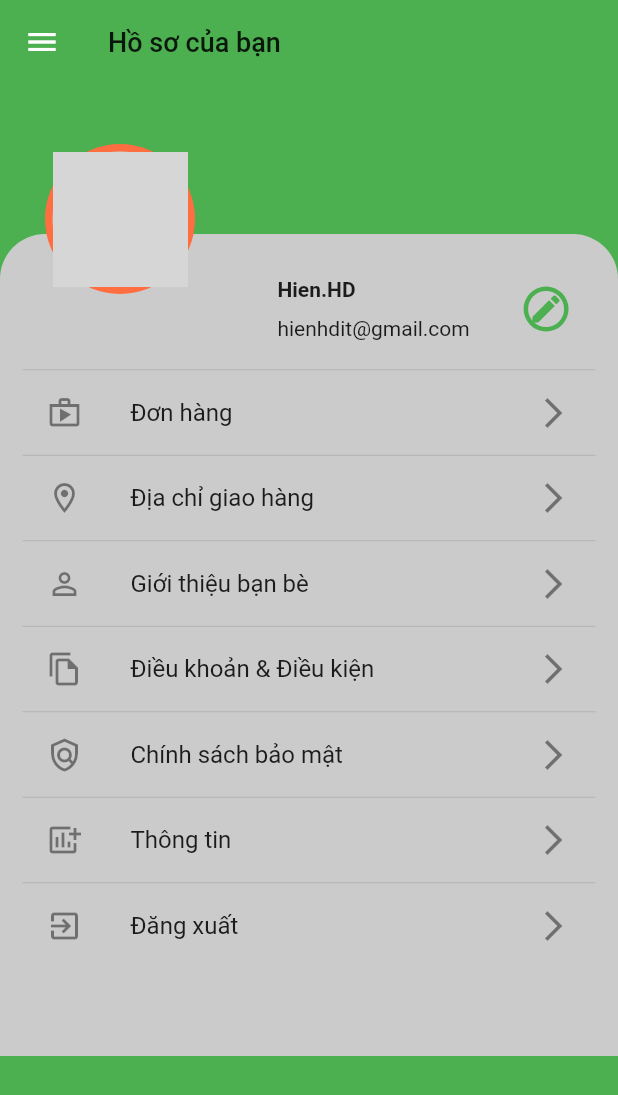
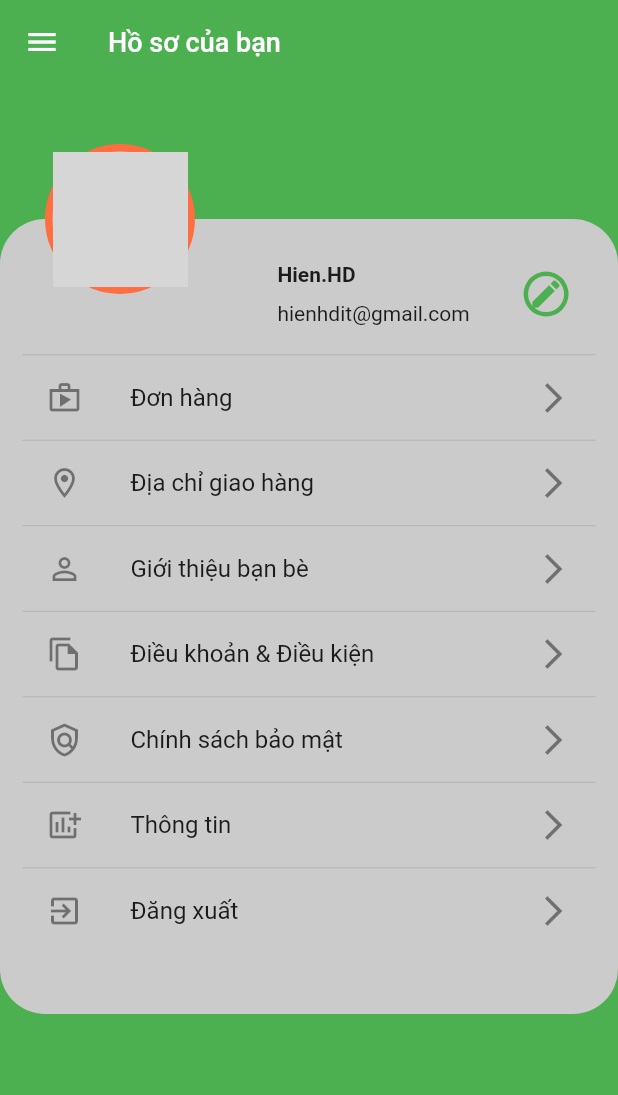
Before and after one commit to tphongj4/Flutter-App, a Flutter app: the MyProfile screen opened directly, in the side drawer, after a tap on "Hồ sơ của bạn", on a phone screen of 412 x 824 dp. Shown: the top 1095 px of the screen. Run offline on Flutter 3.47's test engine with Material 2 defaults, Android fonts, the phone set to English and light mode, and no system bars; our stand-ins replace firebase_auth, firebase_core, flutter_signin_button, google_sign_in; accounts and stored records are empty; network calls fail; grey boxes are pictures that could not be loaded.

Commit message:
Modifier Main and Searh Page - Hien.HD

```diff
--- a/lib/screens_app/home_page/drawer_side.dart
+++ b/lib/screens_app/home_page/drawer_side.dart
@@ -23,7 +23,7 @@ class DrawerSide extends StatelessWidget {
     return Drawer(
       child: Container(
         width: 100,
-        color: Colors.green,
+        color: scaffoldBackgroundColor,
         child: ListView(
           children: [
             DrawerHeader(
@@ -33,9 +33,9 @@ class DrawerSide extends StatelessWidget {
                   children: [
                     CircleAvatar(
                       radius: 43,
-                      backgroundColor: Colors.white54,
+                      backgroundColor: Colors.green,
                       child: CircleAvatar(
-                        backgroundColor: Colors.green,
+                        backgroundColor: Colors.white,
                         backgroundImage: NetworkImage(
                           "https://encrypted-tbn0.gstatic.com/images?q=tbn:ANd9GcSy7nFdX1g_CVR4WyP5LgKOGytP0J8PE53_RQ&usqp=CAU",
                         ),
@@ -49,9 +49,9 @@ class DrawerSide extends StatelessWidget {
                       crossAxisAlignment: CrossAxisAlignment.start,
                       mainAxisAlignment: MainAxisAlignment.center,
                       children: [
-                        Text("Welcome Admin", style: TextStyle(color: Colors.white),),
+                        Text("Welcome Admin", style: TextStyle(color: Colors.red),),
                         Text(
-                          "admin@gmail.com",style: TextStyle(color: Colors.white)
+                          "admin@gmail.com",style: TextStyle(color: Colors.green)
                         ),
                       ],
                     )
@@ -98,7 +98,7 @@ class DrawerSide extends StatelessWidget {
                   ),
                   Row(
                     children: [
-                      Text("Gọi:"),
+                      Text("Gọi: "),
                       SizedBox(
                         width: 10,
                       ),
--- a/lib/screens_app/main_profile/my_profile.dart
+++ b/lib/screens_app/main_profile/my_profile.dart
@@ -28,7 +28,7 @@ class MyProfile extends StatelessWidget {
         elevation: 0.0,
         title: Text(
           "Hồ sơ của bạn",
-          style: TextStyle(fontSize: 18, color: textColor),
+          style: TextStyle(fontSize: 18, color: Colors.white),
         ),
         backgroundColor: Colors.green,
       ),
@@ -38,18 +38,21 @@ class MyProfile extends StatelessWidget {
           Column(
             children: [
               Container(
-                height: 100,
+                height: 90,
                 color: Colors.green,
               ),
               Container(
-                height: 548,
+                height: 530,
                 width: double.infinity,
-                padding: EdgeInsets.symmetric(horizontal: 15, vertical: 10),
+                padding: EdgeInsets.symmetric(horizontal: 15, vertical: 10,),
                 decoration: BoxDecoration(
                   color: scaffoldBackgroundColor,
                   borderRadius: BorderRadius.only(
                       topLeft: Radius.circular(30),
-                      topRight: Radius.circular(30)),
+                      topRight: Radius.circular(30),
+                      bottomLeft: Radius.circular(30.0),
+                      bottomRight: Radius.circular(30.0),
+                  ),
                 ),
                 child: ListView(
                   children: [
--- a/lib/screens_app/product_overview/product_overview.dart
+++ b/lib/screens_app/product_overview/product_overview.dart
@@ -62,7 +62,7 @@ class _ProductOverviewState extends State<ProductOverview> {
           ),
           buttonNavigatorBar(
             backgroundColor: Colors.green,
-            color: textColor,
+            color: Colors.white70,
             iconColor: Colors.white70,
             tittle: "Thêm giỏ hàng",
             iconData: Icons.shop_outlined,
@@ -71,10 +71,10 @@ class _ProductOverviewState extends State<ProductOverview> {
       ),
       appBar: AppBar(
         backgroundColor: Colors.green,
-        iconTheme: IconThemeData(color: textColor),
+        iconTheme: IconThemeData(color: Colors.white),
         title: Text(
           "Chi tiết nhu yếu phẩm",
-          style: TextStyle(color: textColor),
+          style: TextStyle(color: Colors.white),
         ),
       ),
       body: Column(
```
Also changed, not shown: lib/screens_app/home_page/home_screen.dart (+83 -31 lines), lib/screens_app/search_page/search_product.dart (added, +14 -0 lines).
